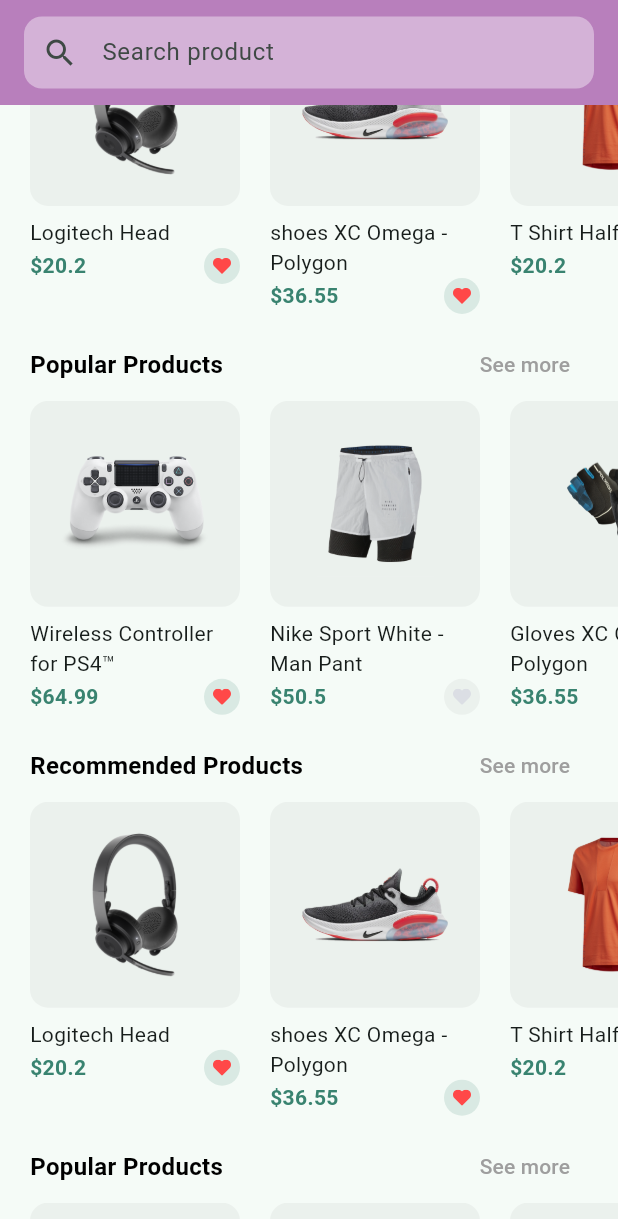
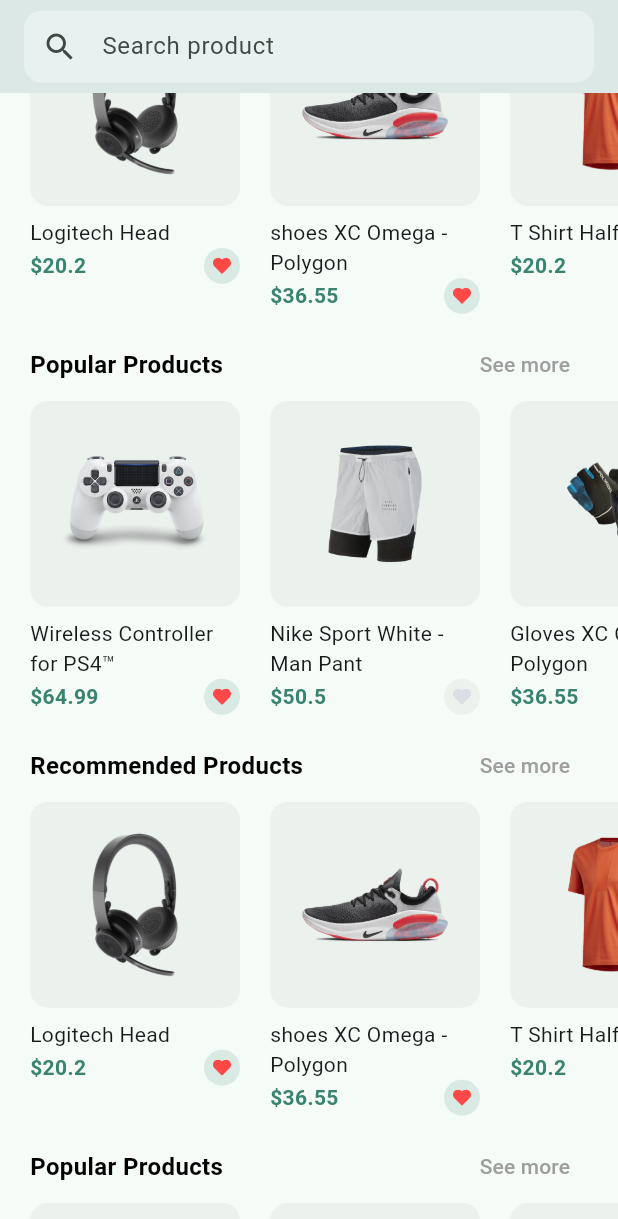
Before and after one commit to pankajsgh/shopping_app_2024, a Flutter app: the HomeScreen screen opened by its route, scrolled down 576 dp, on a phone screen of 412 x 824 dp. Shown: the top 1219 px of the screen. Run offline on Flutter 3.47's test engine with Material 3 defaults, Android fonts, the phone set to English and light mode, and no system bars; our stand-ins replace animate_do, flutter_svg, page_transition.

Commit message:
Update app color
Update app color

```diff
--- a/lib/config/constants.dart
+++ b/lib/config/constants.dart
@@ -4,7 +4,7 @@ import 'package:flutter/material.dart';
 const kPrimaryColor = Color(0xFF398370);
 //const kPrimaryLightColor = Color(0xFFFFECDF);
 const kPrimaryLightColor = Color(0xFF72BBA9);
-const kPrimaryColorThird = Color(0xFFC781C4);
+const kPrimaryColorThird = Color(0xFFF17676);
 const kPrimaryGradientColor = LinearGradient(
   begin: Alignment.topLeft,
   end: Alignment.bottomRight,
--- a/lib/screens/main/home/home_screen.dart
+++ b/lib/screens/main/home/home_screen.dart
@@ -26,27 +26,31 @@ class HomeScreen extends StatelessWidget {
     Color backgroundColor = kPrimaryColorThird;
 
     return Scaffold(
+
       body:  CustomScrollView(
         physics: const BouncingScrollPhysics(),
         slivers: <Widget>[
           SliverAppBar(
-            backgroundColor: backgroundColor,
+            backgroundColor: Colors.white,
             snap: false,
             pinned: true,
             floating: true,
             automaticallyImplyLeading: false,
             bottom: AppBar(
-              backgroundColor: backgroundColor,
-              toolbarHeight: 70,
+              backgroundColor: Colors.transparent,
+              toolbarHeight: 62,
               automaticallyImplyLeading: false,
               title: const SearchField(),
             ),
             flexibleSpace: FlexibleSpaceBar(
-                background: Align(
-                  alignment: Alignment.topLeft,
-                  child: Padding(
-                    padding: const EdgeInsets.only(top:50.0),
-                    child: Image.asset("assets/images/logo.png", height: 60,color: Colors.blue,),
+                background: Container(
+                  color: backgroundColor,
+                  child: Align(
+                    alignment: Alignment.topLeft,
+                    child: Padding(
+                      padding: const EdgeInsets.only(top:50.0),
+                      child: Image.asset("assets/images/logo.png", height: 60,color: Colors.blue,),
+                    ),
                   ),
                 )//Images.network
             ), //FlexibleSpaceBar
```
Also changed, not shown: assets/images/logo.png.
